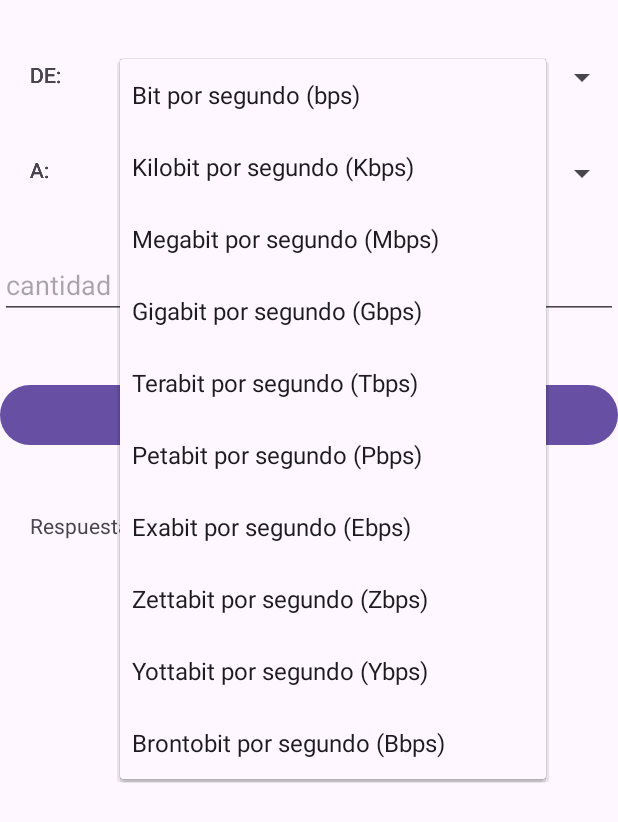
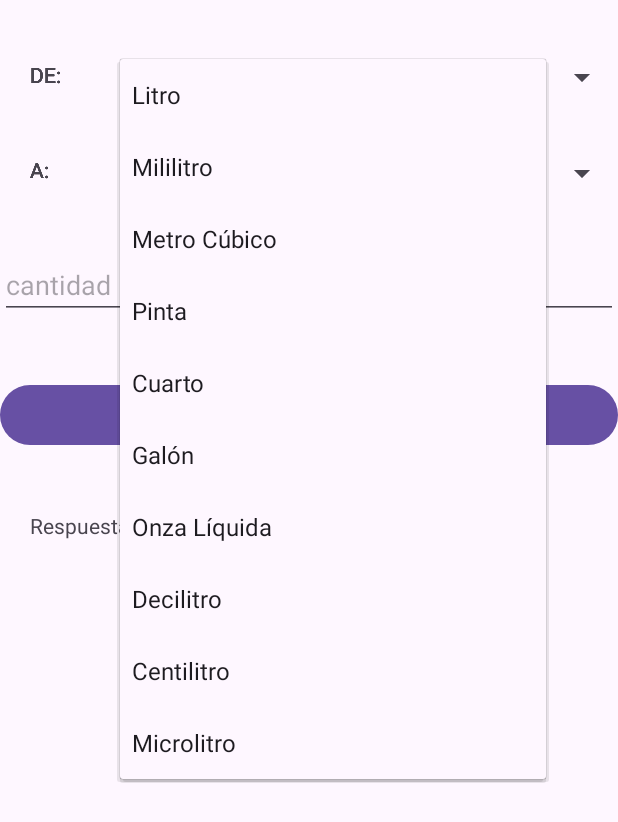
Before and after one commit to Everchavar/progra-II-2025, an Android app: the screen it shows after launch (MainActivity), after a tap on "Metro (m)", on a phone screen of 412 x 824 dp. Shown: the top 822 px of the screen. Run offline under Robolectric (Android 15) with nearby library versions, the phone set to English and light mode, and no system bars.

Commit message:
Tarea_de_conversores2

```diff
--- a/app/src/main/java/com/ugb/miprimeraplicacion/MainActivity.java
+++ b/app/src/main/java/com/ugb/miprimeraplicacion/MainActivity.java
@@ -46,6 +46,8 @@ public class MainActivity extends AppCompatActivity {
         tbh.addTab(tbh.newTabSpec("Tiempo").setContent(R.id.tabTiempo).setIndicator("TIEMPO", null));
         tbh.addTab(tbh.newTabSpec("Almacenamiento").setContent(R.id.tabAlmacenamiento).setIndicator("ALMACENAMIENTO", null));
         tbh.addTab(tbh.newTabSpec("Transferencia").setContent(R.id.tabTransferencia).setIndicator("TRANSFERENCIA", null)); //
+        tbh.addTab(tbh.newTabSpec("Masa").setContent(R.id.tabMasa).setIndicator("MASA", null)); //
+        tbh.addTab(tbh.newTabSpec("Volumen").setContent(R.id.tabVolumen).setIndicator("VOLUMEN", null)); //
         btn = findViewById(R.id.btnCalcular);
         textCantidad = findViewById(R.id.textCantidad);
         lblRespuesta = findViewById(R.id.lblRespuesta);
@@ -72,6 +74,15 @@ public class MainActivity extends AppCompatActivity {
                         spnDe = findViewById(R.id.spnDeTransferencia);
                         spnA = findViewById(R.id.spnATransferencia);
                     }
+                    else if (opcion == 5) { // Masa
+                        spnDe = findViewById(R.id.spnDeMasa);
+                        spnA = findViewById(R.id.spnAMasa);
+                    }
+                    else if (opcion == 6) { // Volumen
+                        spnDe = findViewById(R.id.spnDeVolumen);
+                        spnA = findViewById(R.id.spnAVolumen);
+                    }
+
 
                     int de = spnDe.getSelectedItemPosition();
                     int a = spnA.getSelectedItemPosition();
@@ -119,8 +130,9 @@ public class MainActivity extends AppCompatActivity {
                 {1, 0.001, 100, 1000, 39.37, 3.2808, 1.0936, 0.00062137, 0.00054, 0.00000062137},//Longitud
                 {1, 1.0/60, 1.0/3600, 1.0/86400, 1.0/604800, 1.0/2628000, 1.0/31536000, 1.0/315360000, 1.0/3153600000.0, 1.0/31536000000.0},//tiempo
                 {1, 0.000976563, 9.53674e-7, 9.31323e-10, 9.09495e-13, 8.88178e-16, 8.67362e-19, 8.47033e-22, 8.27181e-25, 8.07794e-28},//Almacenamiento
-                {1, 0.001, 0.000001, 0.000000001, 0.000000000001, 0.000000000000001, 0.000000000000000001, 0.000000000000000000001, 0.000000000000000000000001, 0.000000000000000000000000001}//Transferencia de datos
-
+                {1, 0.001, 0.000001, 0.000000001, 0.000000000001, 0.000000000000001, 0.000000000000000001, 0.000000000000000000001, 0.000000000000000000000001, 0.000000000000000000000000001},//Transferencia de datos
+                {1, 0.001, 1000, 1000000, 35.274, 2.20462, 0.157473, 0.001, 0.000001, 0.00000110231}, // Masa
+                {1, 1000, 0.001, 35.1951, 4.16667, 1.30795, 0.264172, 0.001, 0.000001, 0.00000110231}, //
         };
 
         public double convertir(int opcion, int de, int a, double cantidad){
--- a/app/src/main/res/layout/activity_main.xml
+++ b/app/src/main/res/layout/activity_main.xml
@@ -219,6 +219,84 @@
                         android:layout_width="match_parent"
                         android:layout_height="wrap_content"/>
                 </RelativeLayout>
+                <RelativeLayout
+                    android:id="@+id/tabMasa"
+                    android:layout_width="match_parent"
+                    android:layout_height="match_parent"
+                    android:orientation="vertical">
+
+                    <TextView
+                        android:id="@+id/lblDeMasa"
+                        android:text="DE: "
+                        android:layout_marginTop="40dp"
+                        android:layout_marginLeft="20dp"
+                        android:layout_width="wrap_content"
+                        android:layout_height="wrap_content"/>
+                    <Spinner
+                        android:entries="@array/Masa"
+                        android:id="@+id/spnDeMasa"
+                        android:layout_below="@id/lblDeMasa"
+                        android:layout_marginLeft="80dp"
+                        android:layout_marginTop="-20dp"
+                        android:layout_width="match_parent"
+                        android:layout_height="wrap_content"/>
+
+                    <TextView
+                        android:id="@+id/lblAMasa"
+                        android:text="A: "
+                        android:layout_below="@id/spnDeMasa"
+                        android:layout_marginTop="40dp"
+                        android:layout_marginLeft="20dp"
+                        android:layout_width="wrap_content"
+                        android:layout_height="wrap_content"/>
+                    <Spinner
+                        android:entries="@array/Masa"
+                        android:id="@+id/spnAMasa"
+                        android:layout_below="@id/spnDeMasa"
+                        android:layout_marginLeft="80dp"
+                        android:layout_marginTop="40dp"
+                        android:layout_width="match_parent"
+                        android:layout_height="wrap_content"/>
+                </RelativeLayout>
+                <RelativeLayout
+                    android:id="@+id/tabVolumen"
+                    android:layout_width="match_parent"
+                    android:layout_height="match_parent"
+                    android:orientation="vertical">
+
+                    <TextView
+                        android:id="@+id/lblDeVolumen"
+                        android:text="DE: "
+                        android:layout_marginTop="40dp"
+                        android:layout_marginLeft="20dp"
+                        android:layout_width="wrap_content"
+                        android:layout_height="wrap_content"/>
+                    <Spinner
+                        android:entries="@array/Volumen"
+                        android:id="@+id/spnDeVolumen"
+                        android:layout_below="@id/lblDeVolumen"
+                        android:layout_marginLeft="80dp"
+                        android:layout_marginTop="-20dp"
+                        android:layout_width="match_parent"
+                        android:layout_height="wrap_content"/>
+
+                    <TextView
+                        android:id="@+id/lblAVolumen"
+                        android:text="A: "
+                        android:layout_below="@id/spnDeVolumen"
+                        android:layout_marginTop="40dp"
+                        android:layout_marginLeft="20dp"
+                        android:layout_width="wrap_content"
+                        android:layout_height="wrap_content"/>
+                    <Spinner
+                        android:entries="@array/Volumen"
+                        android:id="@+id/spnAVolumen"
+                        android:layout_below="@id/spnDeVolumen"
+                        android:layout_marginLeft="80dp"
+                        android:layout_marginTop="40dp"
+                        android:layout_width="match_parent"
+                        android:layout_height="wrap_content"/>
+                </RelativeLayout>
             </FrameLayout>
         </LinearLayout>
     </TabHost>
--- a/app/src/main/res/values/strings.xml
+++ b/app/src/main/res/values/strings.xml
@@ -64,4 +64,29 @@
         <item>Yottabit por segundo (Ybps)</item>
         <item>Brontobit por segundo (Bbps)</item>
     </string-array>
+    <string-array name="Masa">
+        <item>Gramo</item>
+        <item>Kilogramo</item>
+        <item>Miligramo</item>
+        <item>Microgramo</item>
+        <item>Onza</item>
+        <item>Libra</item>
+        <item>Stone</item>
+        <item>Tonelada Métrica</item>
+        <item>Tonelada Corta (EE.UU.)</item>
+        <item>Tonelada Larga (Reino Unido)</item>
+    </string-array>
+
+    <string-array name="Volumen">
+        <item>Litro</item>
+        <item>Mililitro</item>
+        <item>Metro Cúbico</item>
+        <item>Pinta</item>
+        <item>Cuarto</item>
+        <item>Galón</item>
+        <item>Onza Líquida</item>
+        <item>Decilitro</item>
+        <item>Centilitro</item>
+        <item>Microlitro</item>
+    </string-array>
 </resources>
```
